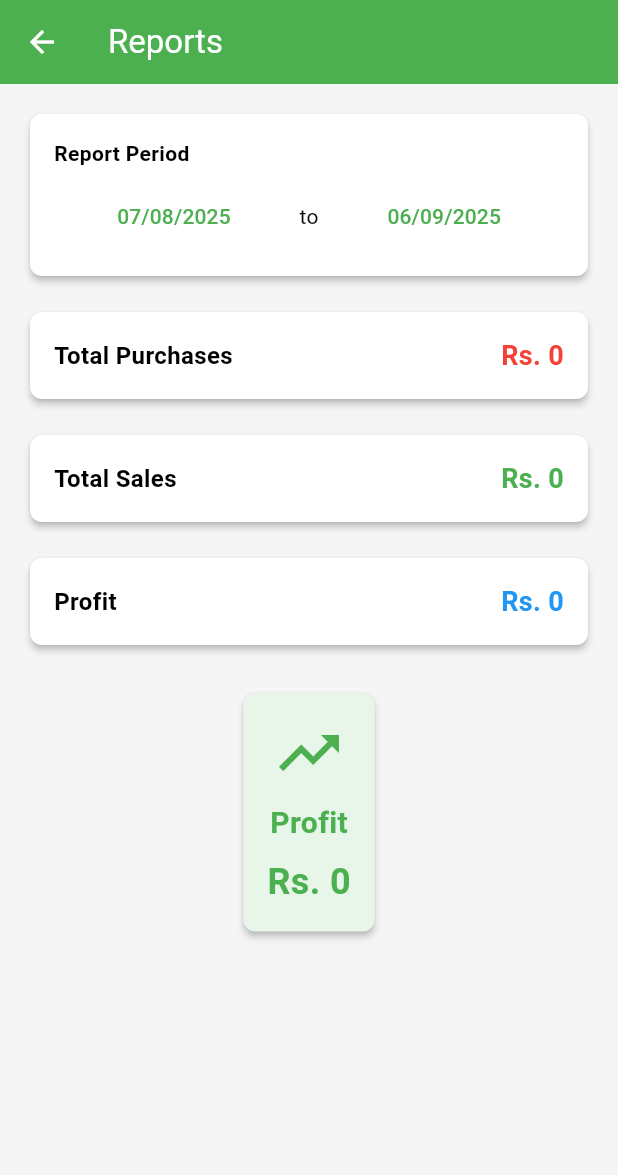
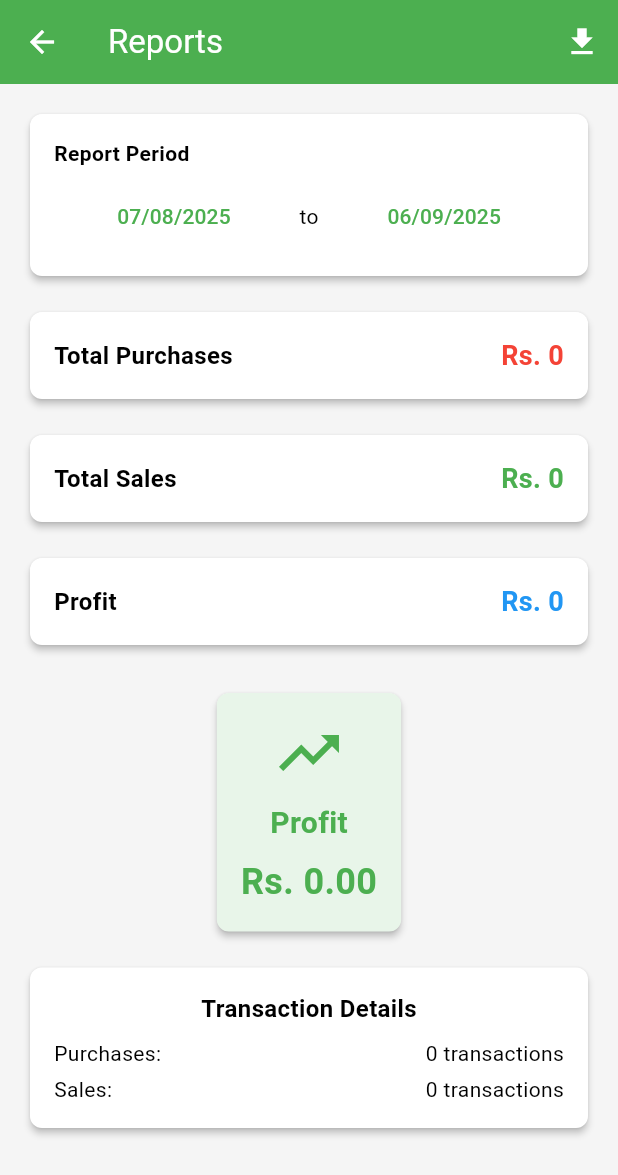
Before and after one commit to 5-abdulsami/dairy_manager, a Flutter app: the ReportsView screen opened by its route, on a phone screen of 412 x 824 dp. Shown: the top 1175 px of the screen. Run offline on Flutter 3.47's test engine with Material 3 defaults, Android fonts, the phone set to English and light mode, and no system bars; our stand-ins replace get, open_file, pdf, sqflite; accounts and stored records are empty.

Commit message:
pdf report functionality, fixed rate var in sale model and controller

```diff
--- /dev/null
+++ b/lib/data/models/report_model.dart
@@ -0,0 +1,23 @@
+// lib/data/models/report_model.dart
+import 'package:dairy_manager/data/models/purchase_model.dart';
+import 'package:dairy_manager/data/models/sale_model.dart';
+
+class Report {
+  final DateTime startDate;
+  final DateTime endDate;
+  final double totalPurchases;
+  final double totalSales;
+  final double profit;
+  final List<Purchase> purchases;
+  final List<Sale> sales;
+
+  Report({
+    required this.startDate,
+    required this.endDate,
+    required this.totalPurchases,
+    required this.totalSales,
+    required this.profit,
+    required this.purchases,
+    required this.sales,
+  });
+}
--- a/lib/data/models/sale_model.dart
+++ b/lib/data/models/sale_model.dart
@@ -2,7 +2,7 @@
 class Sale {
   int? id;
   double quantity;
-  int rate;
+  double rate;
   double totalAmount;
   DateTime date;
   String productType;
--- a/lib/modules/reports/reports_controller.dart
+++ b/lib/modules/reports/reports_controller.dart
@@ -1,5 +1,8 @@
 // lib/modules/reports/reports_controller.dart
+import 'package:dairy_manager/data/models/purchase_model.dart';
+import 'package:dairy_manager/data/models/sale_model.dart';
 import 'package:get/get.dart';
+import 'package:dairy_manager/data/models/report_model.dart';
 import 'package:dairy_manager/data/repositories/purchase_repository.dart';
 import 'package:dairy_manager/data/repositories/sale_repository.dart';
 
@@ -13,6 +16,8 @@ class ReportsController extends GetxController {
   var totalPurchases = 0.0.obs;
   var totalSales = 0.0.obs;
   var profit = 0.0.obs;
+  var purchases = <Purchase>[].obs;
+  var sales = <Sale>[].obs;
 
   @override
   void onInit() {
@@ -23,6 +28,7 @@ class ReportsController extends GetxController {
   Future<void> loadReportData() async {
     isLoading.value = true;
     try {
+      // Get totals
       totalPurchases.value = await purchaseRepository
           .getTotalPurchasesByDateRange(
             filterStartDate.value,
@@ -30,6 +36,17 @@ class ReportsController extends GetxController {
           );
 
       totalSales.value = await saleRepository.getTotalSalesByDateRange(
+        filterStartDate.value,
+        filterEndDate.value,
+      );
+
+      // Get detailed lists
+      purchases.value = await purchaseRepository.getPurchasesByDateRange(
+        filterStartDate.value,
+        filterEndDate.value,
+      );
+
+      sales.value = await saleRepository.getSalesByDateRange(
         filterStartDate.value,
         filterEndDate.value,
       );
@@ -47,4 +64,16 @@ class ReportsController extends GetxController {
     filterEndDate.value = end;
     loadReportData();
   }
+
+  Report generateReport() {
+    return Report(
+      startDate: filterStartDate.value,
+      endDate: filterEndDate.value,
+      totalPurchases: totalPurchases.value,
+      totalSales: totalSales.value,
+      profit: profit.value,
+      purchases: purchases.value,
+      sales: sales.value,
+    );
+  }
 }
--- a/lib/modules/reports/reports_view.dart
+++ b/lib/modules/reports/reports_view.dart
@@ -3,31 +3,48 @@ import 'package:flutter/material.dart';
 import 'package:get/get.dart';
 import 'package:intl/intl.dart';
 import 'package:dairy_manager/core/constants/app_constants.dart';
+import 'package:dairy_manager/core/utils/pdf_service.dart';
 import 'package:dairy_manager/modules/reports/reports_controller.dart';
 
 class ReportsView extends GetView<ReportsController> {
   final DateFormat dateFormat = DateFormat('dd/MM/yyyy');
+  var isGeneratingPdf = false.obs;
 
   @override
   Widget build(BuildContext context) {
     return Scaffold(
-      appBar: AppBar(title: Text('Reports')),
-      body: Padding(
+      appBar: AppBar(
+        title: Text('Reports'),
+        actions: [
+          Obx(
+            () => IconButton(
+              icon:
+                  isGeneratingPdf.value
+                      ? CircularProgressIndicator(
+                        color: Colors.white,
+                        strokeWidth: 2,
+                      )
+                      : Icon(Icons.download),
+              onPressed: isGeneratingPdf.value ? null : _generatePdfReport,
+            ),
+          ),
+        ],
+      ),
+      body: SingleChildScrollView(
+        // Wrap with SingleChildScrollView
         padding: const EdgeInsets.all(16.0),
-        child: Column(
-          children: [
-            _buildDateFilterSection(context),
-            SizedBox(height: 16),
-            Obx(() {
+        child: Obx(() {
           if (controller.isLoading.value) {
-                return Expanded(
+            return Container(
+              height: MediaQuery.of(context).size.height * 0.8,
               child: Center(child: CircularProgressIndicator()),
             );
           }
 
-              return Expanded(
-                child: Column(
+          return Column(
             children: [
+              _buildDateFilterSection(context),
+              SizedBox(height: 16),
               _buildSummaryCard(
                 'Total Purchases',
                 '${AppConstants.currency}${controller.totalPurchases.value.toStringAsFixed(0)}',
@@ -43,18 +60,16 @@ class ReportsView extends GetView<ReportsController> {
               _buildSummaryCard(
                 'Profit',
                 '${AppConstants.currency}${controller.profit.value.toStringAsFixed(0)}',
-                      controller.profit.value >= 0
-                          ? Colors.blue
-                          : Colors.orange,
+                controller.profit.value >= 0 ? Colors.blue : Colors.orange,
               ),
               SizedBox(height: 24),
               _buildProfitIndicator(),
+              SizedBox(height: 16),
+              _buildStatisticsInfo(),
+              SizedBox(height: 30), // Extra padding at bottom
             ],
-                ),
           );
         }),
-          ],
-        ),
       ),
     );
   }
@@ -151,7 +166,7 @@ class ReportsView extends GetView<ReportsController> {
             ),
             SizedBox(height: 8),
             Text(
-              '${AppConstants.currency}${controller.profit.value.abs().toStringAsFixed(0)}',
+              '${AppConstants.currency}${controller.profit.value.abs().toStringAsFixed(2)}',
               style: TextStyle(
                 fontSize: 24,
                 fontWeight: FontWeight.bold,
@@ -163,6 +178,52 @@ class ReportsView extends GetView<ReportsController> {
         ),
       ),
     );
+  }
+
+  Widget _buildStatisticsInfo() {
+    return Card(
+      child: Padding(
+        padding: const EdgeInsets.all(16.0),
+        child: Column(
+          children: [
+            Text(
+              'Transaction Details',
+              style: TextStyle(fontWeight: FontWeight.bold, fontSize: 16),
+            ),
+            SizedBox(height: 8),
+            Row(
+              mainAxisAlignment: MainAxisAlignment.spaceBetween,
+              children: [
+                Text('Purchases:'),
+                Text('${controller.purchases.length} transactions'),
+              ],
+            ),
+            SizedBox(height: 4),
+            Row(
+              mainAxisAlignment: MainAxisAlignment.spaceBetween,
+              children: [
+                Text('Sales:'),
+                Text('${controller.sales.length} transactions'),
+              ],
+            ),
+          ],
+        ),
+      ),
+    );
+  }
+
+  Future<void> _generatePdfReport() async {
+    isGeneratingPdf.value = true;
+    try {
+      final report = controller.generateReport();
+      final pdfFile = await PdfService.generateReportPdf(report);
+      await PdfService.openFile(pdfFile);
+      Get.snackbar('Success', 'PDF report generated successfully');
+    } catch (e) {
+      Get.snackbar('Error', 'Failed to generate PDF report: $e');
+    } finally {
+      isGeneratingPdf.value = false;
+    }
   }
 
   Future<void> _selectStartDate(BuildContext context) async {
--- a/lib/modules/sales/add_sale_controller.dart
+++ b/lib/modules/sales/add_sale_controller.dart
@@ -8,7 +8,7 @@ class AddSaleController extends GetxController {
   final SaleRepository saleRepository = Get.find();
 
   var quantity = 0.0.obs;
-  var rate = 0.obs;
+  var rate = 0.0.obs;
   var totalAmount = 0.0.obs;
   var date = DateTime.now().obs;
   var productType = AppConstants.milk.obs;
@@ -22,7 +22,7 @@ class AddSaleController extends GetxController {
   }
 
   void setRate(String value) {
-    rate.value = int.tryParse(value) ?? 0;
+    rate.value = double.tryParse(value) ?? 0.0;
     calculateTotal();
   }
 
--- a/pubspec.yaml
+++ b/pubspec.yaml
@@ -33,6 +33,10 @@ dependencies:
   sqflite: ^2.4.2
   get: ^4.7.2
   intl: ^0.20.2
+  pdf: ^3.11.3
+  printing: ^5.14.2
+  path_provider: ^2.1.5
+  open_file: ^3.5.10
 
   # The following adds the Cupertino Icons font to your application.
   # Use with the CupertinoIcons class for iOS style icons.
```
Also changed, not shown: lib/core/utils/pdf_service.dart (added, +298 -0 lines), pubspec.lock, 5 other files. Lines whose indentation alone changed are shown as unchanged.
